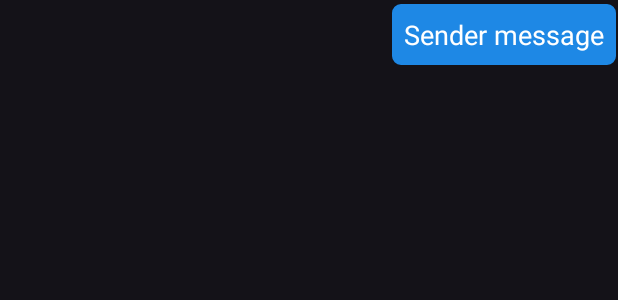
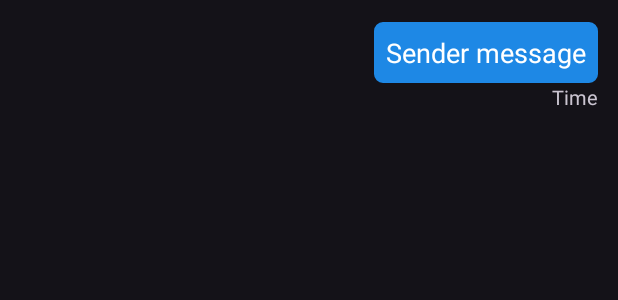
Before and after one commit to AashishDhawan12/Nexus, an Android app: the layout sender_chat.xml on its own in the app's theme, with its tools: preview values and no code run, on a phone screen of 412 x 824 dp. Shown: the top 300 px of the screen. Run offline under Robolectric (Android 15) with nearby library versions, the phone set to English and light mode, and no system bars; Roboto replaces fonts that are not available here.

Commit message:
add time in chat

```diff
--- a/app/src/main/java/com/example/nexus/adapter/ChatMessageAdapter.kt
+++ b/app/src/main/java/com/example/nexus/adapter/ChatMessageAdapter.kt
@@ -41,9 +41,11 @@ class ChatMessageAdapter(val messageList: List<Message>) : RecyclerView.Adapter<
         if(holder.javaClass == senderViewHolder::class.java){
             val vh = holder as senderViewHolder
             vh.senderView.txtSenderMessage.text = message.message
+            vh.senderView.txtSenderTime.text = message.timestamp
         }else{
             val vh = holder as receiverViewHolder
             vh.receiverView.txtReceiverMessage.text = message.message
+            vh.receiverView.txtReceiverTime.text = message.timestamp
         }
     }
 }
--- a/app/src/main/res/layout/activity_chat.xml
+++ b/app/src/main/res/layout/activity_chat.xml
@@ -45,9 +45,11 @@
         <EditText
             android:id="@+id/edMessage"
             android:layout_width="match_parent"
-            android:layout_height="wrap_content"
+            android:layout_height="fill_parent"
             android:hint="@string/send_message"
-            android:layout_weight="80"/>
+            android:layout_weight="80"
+            android:padding="@dimen/_8sdp"
+            android:background="@drawable/et_background"/>
 
         <com.google.android.material.imageview.ShapeableImageView
             android:id="@+id/btnSendMessage"
--- a/app/src/main/res/layout/sender_chat.xml
+++ b/app/src/main/res/layout/sender_chat.xml
@@ -8,15 +8,26 @@
     <TextView
         android:id="@+id/txtSenderMessage"
         android:layout_width="wrap_content"
+        android:minWidth="@dimen/_69sdp"
         android:layout_height="wrap_content"
-        android:minWidth="@dimen/_69sdp"
         android:text="Sender message"
         android:textSize="@dimen/_14sdp"
         android:layout_alignParentEnd="true"
-        android:layout_margin="@dimen/_1sdp"
+        android:layout_marginTop="@dimen/_10sdp"
+        android:layout_marginEnd="@dimen/_10sdp"
         android:background="@drawable/round_corner_bg"
         android:backgroundTint="#1e88e5"
         android:textColor="@color/white"
         android:padding="@dimen/_6sdp"
         />
+
+    <TextView
+        android:id="@+id/txtSenderTime"
+        android:layout_width="wrap_content"
+        android:layout_height="wrap_content"
+        android:textSize="@dimen/_10sdp"
+        android:layout_below="@+id/txtSenderMessage"
+        android:layout_alignParentRight="true"
+        android:text="Time"
+        android:layout_marginEnd="@dimen/_10sdp"/>
 </RelativeLayout>
--- a/app/src/main/res/values/strings.xml
+++ b/app/src/main/res/values/strings.xml
@@ -6,5 +6,5 @@
     <string name="password">enter password</string>
     <string name="don_t_have_an_account">Don\'t have an account ?</string>
     <string name="profileName">profile name</string>
-    <string name="send_message">Send message</string>
+    <string name="send_message">Message</string>
 </resources>
```
Also changed, not shown: app/src/main/res/drawable/et_background.xml (+11 -3 lines), app/src/main/res/layout/receiver_chat.xml (+11 -1 lines).
